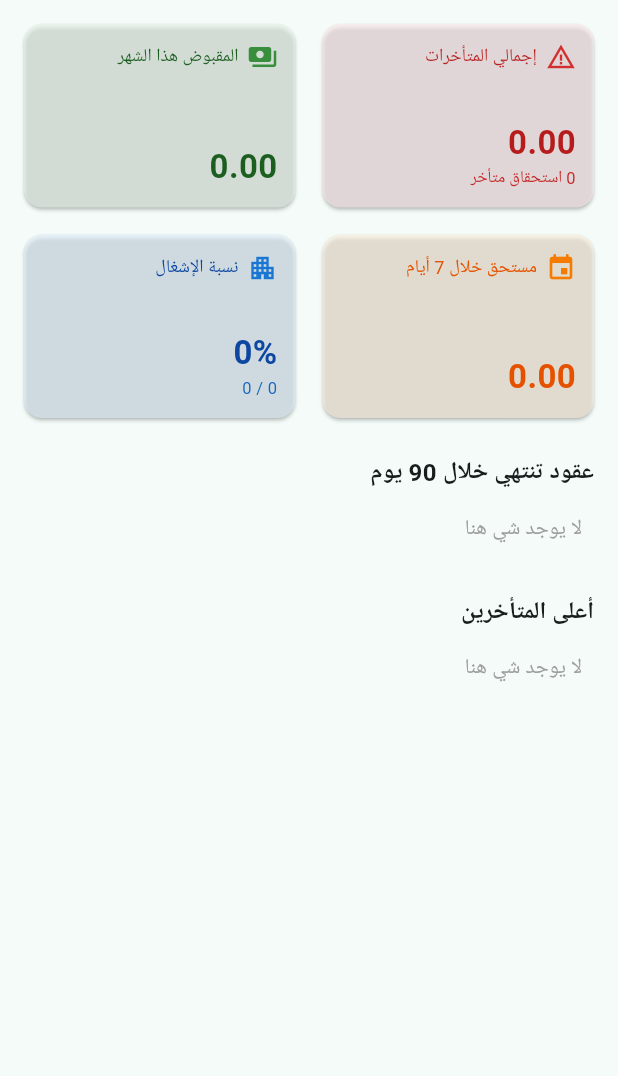
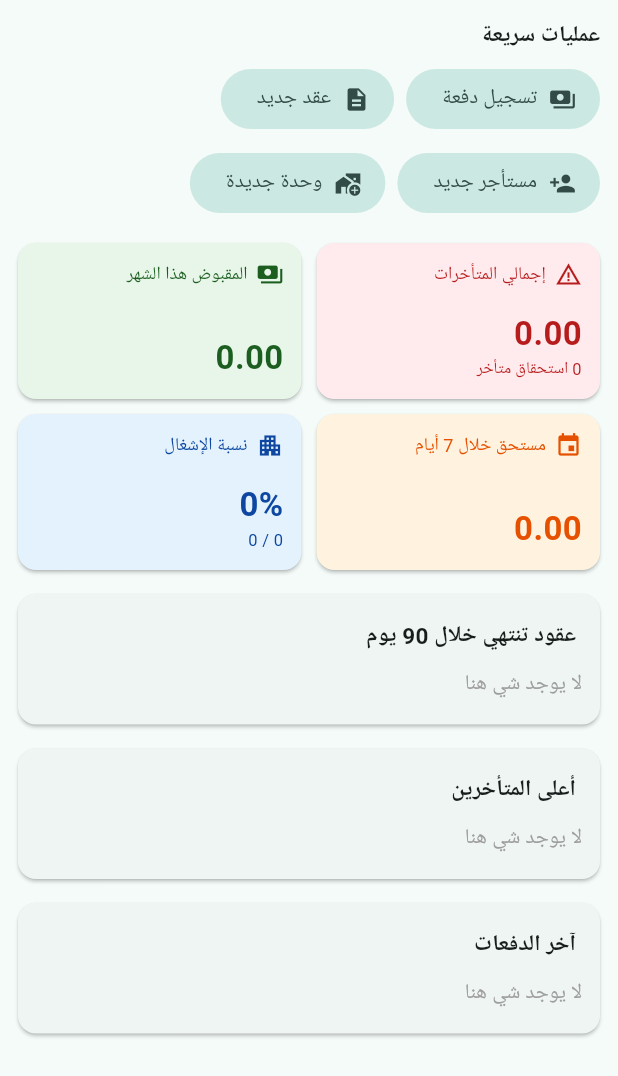
Before and after one commit to sabooha216/rental_project, a Flutter app: the DashboardScreen widget shown alone on an empty page, opened directly, on a phone screen of 412 x 824 dp. Shown: the top 1076 px of the screen. Run offline on Flutter 3.47's test engine with Material 3 defaults, Android fonts, the phone set to English and light mode, and no system bars; our stand-ins replace drift, drift_flutter, get, get_storage; accounts and stored records are empty; generated files the repository leaves out were written again.

Commit message:
Add Drift database, dashboard, contract renew/terminate, search and filters

```diff
--- a/lib/core/locale/extra_translation.dart
+++ b/lib/core/locale/extra_translation.dart
@@ -73,6 +73,12 @@ class ExtraTranslation {
       'expiring_contracts': 'عقود تنتهي خلال 90 يوم',
       'top_debtors': 'أعلى المتأخرين',
       'nothing_here': 'لا يوجد شي هنا',
+      'quick_actions': 'عمليات سريعة',
+      'qa_payment': 'تسجيل دفعة',
+      'qa_contract': 'عقد جديد',
+      'qa_tenant': 'مستأجر جديد',
+      'qa_unit': 'وحدة جديدة',
+      'recent_payments': 'آخر الدفعات',
     },
     'en_US': {
       'save_error': 'Could not save. Please try again.',
@@ -132,6 +138,12 @@ class ExtraTranslation {
       'expiring_contracts': 'Contracts ending within 90 days',
       'top_debtors': 'Top overdue tenants',
       'nothing_here': 'Nothing here',
+      'quick_actions': 'Quick actions',
+      'qa_payment': 'Record payment',
+      'qa_contract': 'New contract',
+      'qa_tenant': 'New tenant',
+      'qa_unit': 'New unit',
+      'recent_payments': 'Recent payments',
     },
   };
 }
--- a/lib/features/dashboard/presentation/controllers/dashboard_controller.dart
+++ b/lib/features/dashboard/presentation/controllers/dashboard_controller.dart
@@ -1,11 +1,16 @@
 import 'package:get/get.dart';
 import 'package:rental_project/features/contracts/data/repositories/contracts_repository.dart';
 import 'package:rental_project/features/contracts/domain/entities/contract.dart';
+import 'package:rental_project/features/contracts/presentation/controllers/contracts_controller.dart';
 import 'package:rental_project/features/finance/data/repositories/finance_repository.dart';
 import 'package:rental_project/features/finance/domain/entities/due.dart';
+import 'package:rental_project/features/finance/domain/entities/payment.dart';
+import 'package:rental_project/features/finance/presentation/controllers/finance_controller.dart';
 import 'package:rental_project/features/tenants/data/repositories/tenants_repository.dart';
 import 'package:rental_project/features/tenants/domain/entities/tenant.dart';
+import 'package:rental_project/features/tenants/presentation/controllers/tenants_controller.dart';
 import 'package:rental_project/features/units/data/repositories/units_repository.dart';
+import 'package:rental_project/features/units/presentation/controllers/units_controller.dart';
 
 /// All numbers are computed from the repositories (nothing stored).
 class DashboardController extends GetxController {
@@ -14,6 +19,13 @@ class DashboardController extends GetxController {
   final contractsRepo = Get.find<ContractsRepository>();
   final finance = Get.find<FinanceRepository>();
 
+  // ---- quick actions (reuse the forms of each feature) ----
+  void addPayment() => Get.find<FinanceController>().openPaymentForm();
+  void addContract() => Get.find<ContractsController>().openForm();
+  void addTenant() => Get.find<TenantsController>().addTenant();
+  void addUnit() => Get.find<UnitsController>().addUnit();
+
+  // ---- numbers ----
   List<Due> get _overdue => finance.dues.where((d) {
         final s = finance.statusOf(d);
         return s == DueStatus.overdue || s == DueStatus.partialOverdue;
@@ -62,4 +74,10 @@ class DashboardController extends GetxController {
       ..sort((a, b) => b.amount.compareTo(a.amount));
     return list.take(5).toList();
   }
+
+  List<Payment> get recentPayments {
+    final list = finance.payments.where((p) => !p.voided).toList()
+      ..sort((a, b) => b.date.compareTo(a.date));
+    return list.take(5).toList();
+  }
 }
--- a/lib/features/dashboard/presentation/screens/dashboard_screen.dart
+++ b/lib/features/dashboard/presentation/screens/dashboard_screen.dart
@@ -11,59 +11,134 @@ class DashboardScreen extends GetView<DashboardController> {
         final c = controller;
         final expiring = c.expiringSoon;
         final debtors = c.topDebtors;
+        final recent = c.recentPayments;
+        return Align(
+          alignment: Alignment.topCenter,
+          child: ConstrainedBox(
+            constraints: const BoxConstraints(maxWidth: 900),
+            child: LayoutBuilder(builder: (context, box) {
+              final cols = box.maxWidth >= 760 ? 4 : 2;
               return ListView(
                 padding: const EdgeInsets.fromLTRB(12, 12, 12, 88),
                 children: [
-            GridView.count(
-              crossAxisCount: 2,
+                  // ---- quick actions ----
+                  _title('quick_actions'.tr),
+                  Wrap(spacing: 8, runSpacing: 8, children: [
+                    FilledButton.tonalIcon(
+                        onPressed: c.addPayment,
+                        icon: const Icon(Icons.payments),
+                        label: Text('qa_payment'.tr)),
+                    FilledButton.tonalIcon(
+                        onPressed: c.addContract,
+                        icon: const Icon(Icons.description),
+                        label: Text('qa_contract'.tr)),
+                    FilledButton.tonalIcon(
+                        onPressed: c.addTenant,
+                        icon: const Icon(Icons.person_add),
+                        label: Text('qa_tenant'.tr)),
+                    FilledButton.tonalIcon(
+                        onPressed: c.addUnit,
+                        icon: const Icon(Icons.add_home_work),
+                        label: Text('qa_unit'.tr)),
+                  ]),
+                  const SizedBox(height: 16),
+                  // ---- numbers ----
+                  GridView(
                     shrinkWrap: true,
                     physics: const NeverScrollableScrollPhysics(),
+                    gridDelegate: SliverGridDelegateWithFixedCrossAxisCount(
+                      crossAxisCount: cols,
                       mainAxisSpacing: 10,
                       crossAxisSpacing: 10,
-              childAspectRatio: 1.45,
+                      mainAxisExtent: 104,
+                    ),
                     children: [
                       _StatCard(Icons.warning_amber, 'overdue_total'.tr, money(c.overdueTotal),
                           Colors.red, '${c.overdueCount} ${'overdue_count'.tr}'),
-                _StatCard(Icons.payments, 'collected_month'.tr, money(c.collectedThisMonth),
-                    Colors.green),
-                _StatCard(Icons.event, 'due_next_7'.tr, money(c.dueNext7Days), Colors.orange),
+                      _StatCard(Icons.payments, 'collected_month'.tr,
+                          money(c.collectedThisMonth), Colors.green),
+                      _StatCard(Icons.event, 'due_next_7'.tr, money(c.dueNext7Days),
+                          Colors.orange),
                       _StatCard(Icons.apartment, 'occupancy'.tr,
                           '${c.occupancy.toStringAsFixed(0)}%', Colors.blue,
                           '${c.rentedUnits} / ${c.totalUnits}'),
                     ],
                   ),
-            _header('expiring_contracts'.tr),
+                  // ---- lists ----
+                  _Section('expiring_contracts'.tr, [
                     if (expiring.isEmpty) _empty(),
                     for (final k in expiring)
                       ListTile(
+                        dense: true,
                         leading: const Icon(Icons.description),
                         title: Text(
                             '${c.unitsRepo.byId(k.unitId).name}  ←  ${c.tenantsRepo.byId(k.tenantId).name}'),
                         subtitle: Text(fmtDate(k.endDate)),
                         trailing: Text('days_left'.trParams({'n': '${k.daysLeft}'})),
                       ),
-            _header('top_debtors'.tr),
+                  ]),
+                  _Section('top_debtors'.tr, [
                     if (debtors.isEmpty) _empty(),
                     for (final d in debtors)
                       ListTile(
+                        dense: true,
                         leading: const Icon(Icons.person),
                         title: Text(d.tenant.name),
                         subtitle: Text(d.tenant.phone),
                         trailing: Text(money(d.amount),
-                    style: const TextStyle(color: Colors.red, fontWeight: FontWeight.bold)),
+                            style: const TextStyle(
+                                color: Colors.red, fontWeight: FontWeight.bold)),
                       ),
+                  ]),
+                  _Section('recent_payments'.tr, [
+                    if (recent.isEmpty) _empty(),
+                    for (final p in recent)
+                      ListTile(
+                        dense: true,
+                        leading: const Icon(Icons.receipt_long),
+                        title: Text('${p.receiptNo}  ${c.tenantsRepo.byId(p.tenantId).name}'),
+                        subtitle: Text('${fmtDate(p.date)} • ${'m_${p.method.name}'.tr}'),
+                        trailing: Text(money(p.amount),
+                            style: const TextStyle(fontWeight: FontWeight.bold)),
+                      ),
+                  ]),
                 ],
+              );
+            }),
+          ),
         );
       });
 
-  Widget _header(String t) => Padding(
-        padding: const EdgeInsets.fromLTRB(4, 20, 4, 4),
-        child: Text(t, style: const TextStyle(fontWeight: FontWeight.bold, fontSize: 16)),
+  Widget _title(String t) => Padding(
+        padding: const EdgeInsets.only(bottom: 8),
+        child: Text(t, style: const TextStyle(fontWeight: FontWeight.bold, fontSize: 15)),
       );
 
   Widget _empty() => Padding(
-        padding: const EdgeInsets.all(12),
+        padding: const EdgeInsets.all(8),
         child: Text('nothing_here'.tr, style: const TextStyle(color: Colors.grey)),
+      );
+}
+
+class _Section extends StatelessWidget {
+  final String title;
+  final List<Widget> children;
+  const _Section(this.title, this.children);
+
+  @override
+  Widget build(BuildContext context) => Card(
+        margin: const EdgeInsets.only(top: 16),
+        child: Padding(
+          padding: const EdgeInsets.symmetric(vertical: 8, horizontal: 4),
+          child: Column(crossAxisAlignment: CrossAxisAlignment.start, children: [
+            Padding(
+              padding: const EdgeInsets.fromLTRB(12, 8, 12, 4),
+              child: Text(title,
+                  style: const TextStyle(fontWeight: FontWeight.bold, fontSize: 15)),
+            ),
+            ...children,
+          ]),
+        ),
       );
 }
 
@@ -75,27 +150,29 @@ class _StatCard extends StatelessWidget {
   const _StatCard(this.icon, this.label, this.value, this.color, [this.footer]);
 
   @override
-  Widget build(BuildContext context) => Card(
-        color: color.shade50.withValues(alpha: 0.6),
+  Widget build(BuildContext context) {
+    final dark = Theme.of(context).brightness == Brightness.dark;
+    final bg = dark ? color.shade900.withValues(alpha: 0.35) : color.shade50;
+    final fg = dark ? color.shade100 : color.shade900;
+    return Card(
+      margin: EdgeInsets.zero,
+      color: bg,
       child: Padding(
         padding: const EdgeInsets.all(12),
         child: Column(crossAxisAlignment: CrossAxisAlignment.start, children: [
           Row(children: [
-              Icon(icon, color: color.shade700, size: 20),
+            Icon(icon, color: fg, size: 18),
             const SizedBox(width: 6),
             Expanded(
               child: Text(label,
-                    style: TextStyle(color: color.shade900, fontSize: 12),
-                    overflow: TextOverflow.ellipsis),
+                  style: TextStyle(color: fg, fontSize: 12), overflow: TextOverflow.ellipsis),
             ),
           ]),
           const Spacer(),
-            Text(value,
-                style: TextStyle(
-                    fontSize: 22, fontWeight: FontWeight.bold, color: color.shade900)),
-            if (footer != null)
-              Text(footer!, style: TextStyle(fontSize: 11, color: color.shade800)),
+          Text(value, style: TextStyle(fontSize: 22, fontWeight: FontWeight.bold, color: fg)),
+          if (footer != null) Text(footer!, style: TextStyle(fontSize: 11, color: fg)),
         ]),
       ),
     );
   }
+}
--- a/lib/features/home/presentation/controllers/home_controller.dart
+++ b/lib/features/home/presentation/controllers/home_controller.dart
@@ -5,8 +5,8 @@ import 'package:rental_project/features/tenants/presentation/controllers/tenants
 import 'package:rental_project/features/units/presentation/controllers/units_controller.dart';
 
 class HomeController extends GetxController {
-  static const titleKeys = ['units', 'tenants', 'contracts', 'finance', 'dashboard'];
- static const addKeys = ['add_unit', 'add_tenant', 'add_contract', 'add_payment', ''];
+  static const titleKeys = ['dashboard', 'units', 'tenants', 'contracts', 'finance'];
+ static const addKeys = ['', 'add_unit', 'add_tenant', 'add_contract', 'add_payment'];
 
   final index = 0.obs;
 
@@ -15,13 +15,13 @@ class HomeController extends GetxController {
   /// The floating button adds whatever the current tab manages.
   void onAdd() {
     switch (index.value) {
-      case 0:
+      case 1:
         Get.find<UnitsController>().addUnit();
-      case 1:
+      case 2:
         Get.find<TenantsController>().addTenant();
-      case 2:
+      case 3:
         Get.find<ContractsController>().openForm();
-      case 3:
+      case 4:
         Get.find<FinanceController>().openPaymentForm();
     }
   }
--- a/lib/features/home/presentation/screens/home_screen.dart
+++ b/lib/features/home/presentation/screens/home_screen.dart
@@ -71,16 +71,9 @@ class HomeScreen extends GetView<HomeController> {
           ),
           body: IndexedStack(
             index: i,
-            children: const [
-              UnitsScreen(),
-              TenantsScreen(),
-              ContractsScreen(),
-              FinanceScreen(),
-              DashboardScreen(),
-            ],
+            children: const [DashboardScreen(), UnitsScreen(), TenantsScreen(), ContractsScreen(), FinanceScreen()],
           ),
-          floatingActionButton: i == 4
-              ? null
+          floatingActionButton: i == 0 ? null
               : FloatingActionButton.extended(
                   onPressed: controller.onAdd,
                   icon: const Icon(Icons.add),
@@ -91,6 +84,8 @@ class HomeScreen extends GetView<HomeController> {
             onDestinationSelected: controller.change,
             destinations: [
               NavigationDestination(
+                  icon: const Icon(Icons.dashboard), label: 'dashboard'.tr),
+              NavigationDestination(
                   icon: const Icon(Icons.apartment), label: 'units'.tr),
               NavigationDestination(
                   icon: const Icon(Icons.people), label: 'tenants'.tr),
@@ -99,8 +94,7 @@ class HomeScreen extends GetView<HomeController> {
               NavigationDestination(
                   icon: const Icon(Icons.account_balance_wallet),
                   label: 'finance'.tr),
-              NavigationDestination(
-                  icon: const Icon(Icons.dashboard), label: 'dashboard'.tr),
+
             ],
           ),
         );
```
Also changed, not shown: 1 other file. Lines whose indentation alone changed are shown as unchanged.
